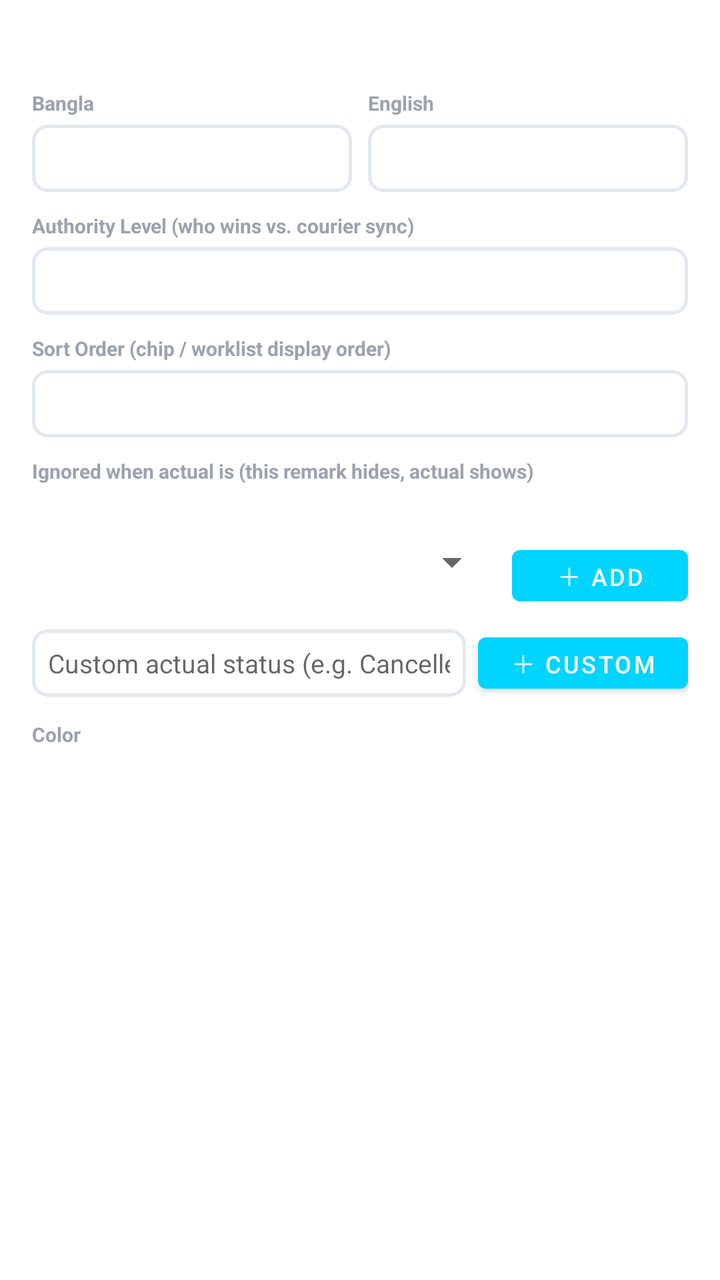
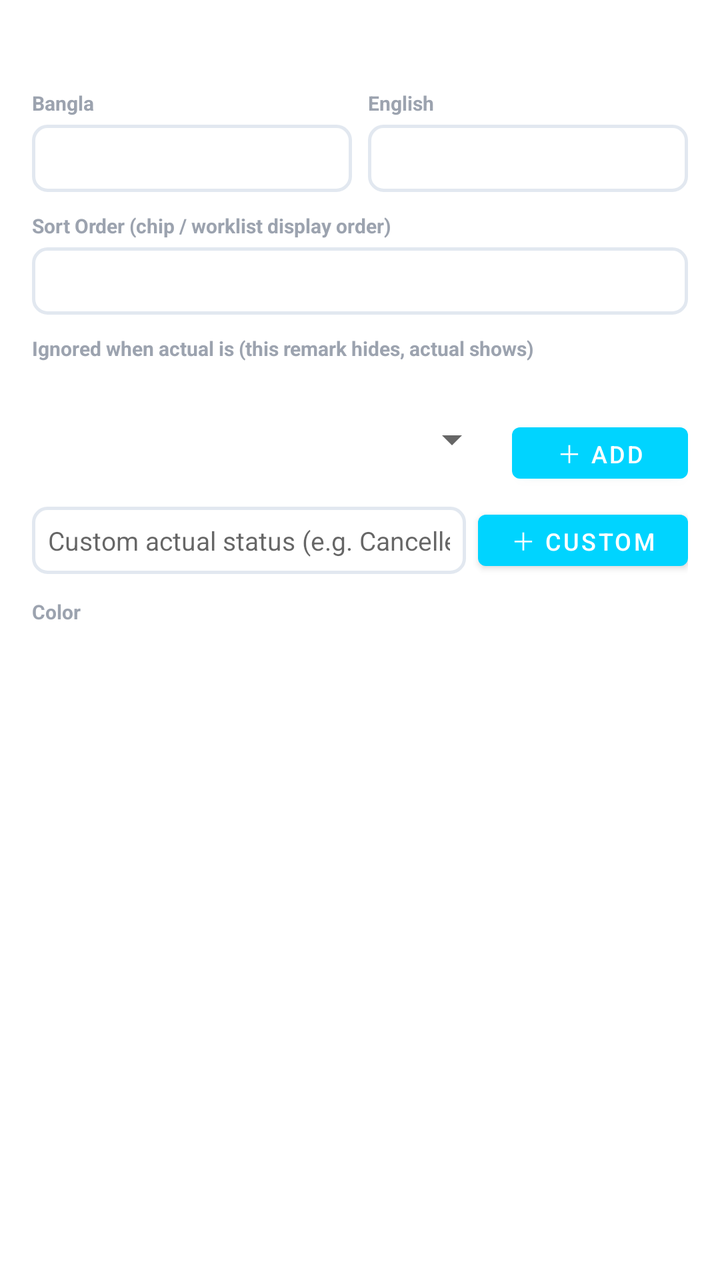

Two renders of the same Android screen: before a commit and after it. Below are the layout's source before the change and the commit's diff.
<!-- AndroidManifest.xml: application theme Theme.DataBridge -->
<!-- res/layout/dialog_edit_status.xml -->
<?xml version="1.0" encoding="utf-8"?>
<ScrollView xmlns:android="http://schemas.android.com/apk/res/android"
    android:layout_width="match_parent"
    android:layout_height="wrap_content"
    android:padding="16dp">
    <LinearLayout android:layout_width="match_parent" android:layout_height="wrap_content"
        android:orientation="vertical">

        <TextView android:id="@+id/tvEditStatusKeyHint"
            android:layout_width="wrap_content" android:layout_height="wrap_content"
            android:textSize="11sp" android:textColor="#9CA3AF" android:layout_marginBottom="14dp" />

        <LinearLayout android:layout_width="match_parent" android:layout_height="wrap_content"
            android:orientation="horizontal" android:layout_marginBottom="10dp">
            <LinearLayout android:layout_width="0dp" android:layout_height="wrap_content"
                android:layout_weight="1" android:orientation="vertical" android:layout_marginEnd="4dp">
                <TextView android:layout_width="wrap_content" android:layout_height="wrap_content"
                    android:text="Bangla" android:textSize="10sp" android:textColor="#9CA3AF"
                    android:textStyle="bold" android:layout_marginBottom="4dp" />
                <EditText android:id="@+id/etEditStatusBn" android:layout_width="match_parent"
                    android:layout_height="wrap_content" android:textSize="13sp" android:padding="8dp"
                    android:background="@drawable/bg_input_rounded" android:inputType="text" />
            </LinearLayout>
            <LinearLayout android:layout_width="0dp" android:layout_height="wrap_content"
                android:layout_weight="1" android:orientation="vertical" android:layout_marginStart="4dp">
                <TextView android:layout_width="wrap_content" android:layout_height="wrap_content"
                    android:text="English" android:textSize="10sp" android:textColor="#9CA3AF"
                    android:textStyle="bold" android:layout_marginBottom="4dp" />
                <EditText android:id="@+id/etEditStatusEn" android:layout_width="match_parent"
                    android:layout_height="wrap_content" android:textSize="13sp" android:padding="8dp"
                    android:background="@drawable/bg_input_rounded" android:inputType="text" />
            </LinearLayout>
        </LinearLayout>

        <TextView android:layout_width="wrap_content" android:layout_height="wrap_content"
            android:text="Authority Level (who wins vs. courier sync)" android:textSize="10sp" android:textColor="#9CA3AF"
            android:textStyle="bold" android:layout_marginBottom="4dp" />
        <EditText android:id="@+id/etEditStatusPriority" android:layout_width="match_parent"
            android:layout_height="wrap_content" android:textSize="13sp" android:padding="8dp"
            android:background="@drawable/bg_input_rounded"
            android:inputType="number" android:layout_marginBottom="10dp" />

        <TextView android:layout_width="wrap_content" android:layout_height="wrap_content"
            android:text="Sort Order (chip / worklist display order)" android:textSize="10sp" android:textColor="#9CA3AF"
            android:textStyle="bold" android:layout_marginBottom="4dp" />
        <EditText android:id="@+id/etEditStatusSortOrder" android:layout_width="match_parent"
            android:layout_height="wrap_content" android:textSize="13sp" android:padding="8dp"
            android:background="@drawable/bg_input_rounded"
            android:inputType="number" android:layout_marginBottom="10dp" />

        <TextView android:layout_width="wrap_content" android:layout_height="wrap_content"
            android:text="Ignored when actual is (this remark hides, actual shows)" android:textSize="10sp" android:textColor="#9CA3AF"
            android:textStyle="bold" android:layout_marginBottom="4dp" />
        <TextView android:id="@+id/tvIgnoreHint"
            android:layout_width="wrap_content" android:layout_height="wrap_content"
            android:textSize="11sp" android:textColor="#9CA3AF" android:layout_marginBottom="4dp" />
        <LinearLayout android:id="@+id/ignoreChipContainer"
            android:layout_width="match_parent" android:layout_height="wrap_content"
            android:orientation="vertical" android:layout_marginBottom="4dp" />
        <LinearLayout android:layout_width="match_parent" android:layout_height="wrap_content"
            android:orientation="horizontal" android:layout_marginBottom="6dp">
            <Spinner android:id="@+id/spinnerIgnoreActual"
                android:layout_width="0dp" android:layout_height="wrap_content"
                android:layout_weight="1" android:layout_marginEnd="6dp" />
            <Button android:id="@+id/btnAddIgnore"
                android:layout_width="wrap_content" android:layout_height="wrap_content"
                android:text="＋ Add" android:textSize="12sp" android:minHeight="0dp" />
        </LinearLayout>
        <LinearLayout android:layout_width="match_parent" android:layout_height="wrap_content"
            android:orientation="horizontal" android:layout_marginBottom="10dp">
            <EditText android:id="@+id/etCustomIgnore"
                android:layout_width="0dp" android:layout_height="wrap_content"
                android:layout_weight="1" android:layout_marginEnd="6dp"
                android:hint="Custom actual status (e.g. Cancelled)" android:textSize="13sp" android:padding="8dp"
                android:background="@drawable/bg_input_rounded" android:inputType="text" android:singleLine="true" />
            <Button android:id="@+id/btnAddCustomIgnore"
                android:layout_width="wrap_content" android:layout_height="wrap_content"
                android:text="＋ Custom" android:textSize="12sp" android:minHeight="0dp" />
        </LinearLayout>

        <TextView android:layout_width="wrap_content" android:layout_height="wrap_content"
            android:text="Color" android:textSize="10sp" android:textColor="#9CA3AF"
            android:textStyle="bold" android:layout_marginBottom="6dp" />
        <LinearLayout android:id="@+id/colorPickerEdit"
            android:layout_width="match_parent" android:layout_height="wrap_content"
            android:orientation="horizontal" android:layout_marginBottom="8dp" />
        <TextView android:id="@+id/tvEditColorPreview"
            android:layout_width="wrap_content" android:layout_height="wrap_content"
            android:textSize="12sp" android:textStyle="bold"
            android:paddingStart="10dp" android:paddingEnd="10dp"
            android:paddingTop="3dp" android:paddingBottom="3dp" />
    </LinearLayout>
</ScrollView>
<!-- resources referenced by this layout -->
<resources>
  <!-- drawable bg_input_rounded (drawable) -->
  <?xml version="1.0" encoding="utf-8"?>
  <shape xmlns:android="http://schemas.android.com/apk/res/android"
      android:shape="rectangle">
      <solid android:color="@color/theme_bg_card" />
      <stroke android:width="1.5dp" android:color="@color/theme_border" />
      <corners android:radius="7dp" />
  </shape>
  <style name="Theme.DataBridge" parent="Theme.MaterialComponents.DayNight.NoActionBar">
      <item name="colorPrimary">#00d4ff</item>
      <item name="colorPrimaryVariant">#16213e</item>
      <item name="colorOnPrimary">#ffffff</item>
      <item name="colorSecondary">#00d4ff</item>
      <item name="android:statusBarColor">#1a1a2e</item>
  </style>
  <color name="theme_bg_card">#ffffff</color>
  <color name="theme_border">#e2e8f0</color>
</resources>

<!-- the commit's change to res/layout/dialog_edit_status.xml (unified diff, before → after) -->
@@ -31,14 +31,6 @@
                     android:background="@drawable/bg_input_rounded" android:inputType="text" />
             </LinearLayout>
         </LinearLayout>
-
-        <TextView android:layout_width="wrap_content" android:layout_height="wrap_content"
-            android:text="Authority Level (who wins vs. courier sync)" android:textSize="10sp" android:textColor="#9CA3AF"
-            android:textStyle="bold" android:layout_marginBottom="4dp" />
-        <EditText android:id="@+id/etEditStatusPriority" android:layout_width="match_parent"
-            android:layout_height="wrap_content" android:textSize="13sp" android:padding="8dp"
-            android:background="@drawable/bg_input_rounded"
-            android:inputType="number" android:layout_marginBottom="10dp" />
 
         <TextView android:layout_width="wrap_content" android:layout_height="wrap_content"
             android:text="Sort Order (chip / worklist display order)" android:textSize="10sp" android:textColor="#9CA3AF"
@@ -81,9 +73,12 @@
         <TextView android:layout_width="wrap_content" android:layout_height="wrap_content"
             android:text="Color" android:textSize="10sp" android:textColor="#9CA3AF"
             android:textStyle="bold" android:layout_marginBottom="6dp" />
-        <LinearLayout android:id="@+id/colorPickerEdit"
-            android:layout_width="match_parent" android:layout_height="wrap_content"
-            android:orientation="horizontal" android:layout_marginBottom="8dp" />
+        <HorizontalScrollView android:layout_width="match_parent" android:layout_height="wrap_content"
+            android:scrollbars="none" android:layout_marginBottom="8dp">
+            <LinearLayout android:id="@+id/colorPickerEdit"
+                android:layout_width="wrap_content" android:layout_height="wrap_content"
+                android:orientation="horizontal" />
+        </HorizontalScrollView>
         <TextView android:id="@+id/tvEditColorPreview"
             android:layout_width="wrap_content" android:layout_height="wrap_content"
             android:textSize="12sp" android:textStyle="bold"
